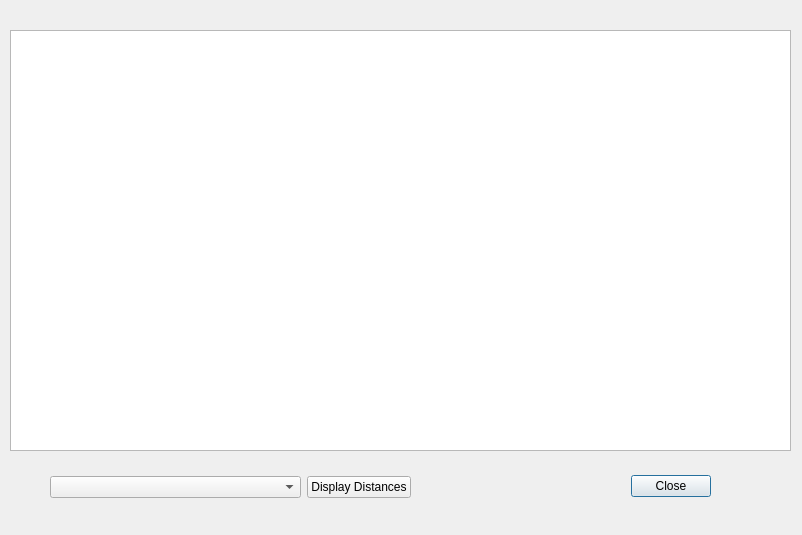
Qt form CollegeTouring/databaseviewform.ui (Ykhan799/CollegeTouringS21) before a commit.
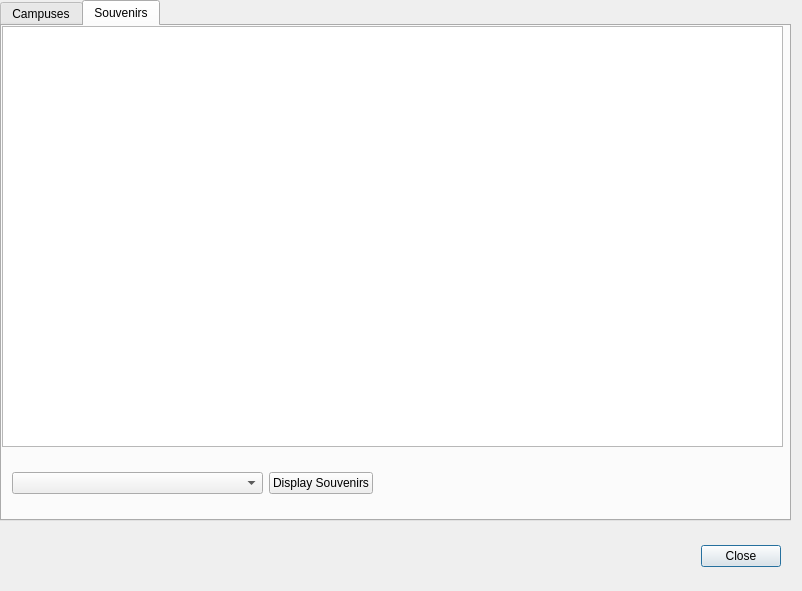
The same form after that commit. The open tabs and pages were chosen to show the change.

Patch:
```diff
--- a/CollegeTouring/databaseviewform.ui
+++ b/CollegeTouring/databaseviewform.ui
@@ -7,7 +7,7 @@
     <x>0</x>
     <y>0</y>
     <width>802</width>
-    <height>535</height>
+    <height>591</height>
    </rect>
   </property>
   <property name="windowTitle">
@@ -16,8 +16,8 @@
   <widget class="QDialogButtonBox" name="closeButtonBox">
    <property name="geometry">
     <rect>
-     <x>370</x>
-     <y>470</y>
+     <x>440</x>
+     <y>540</y>
      <width>341</width>
      <height>32</height>
     </rect>
@@ -29,11 +29,37 @@
     <set>QDialogButtonBox::Close</set>
    </property>
   </widget>
+  <widget class="QTabWidget" name="tabWidget">
+   <property name="geometry">
+    <rect>
+     <x>0</x>
+     <y>0</y>
+     <width>791</width>
+     <height>521</height>
+    </rect>
+   </property>
+   <property name="currentIndex">
+    <number>0</number>
+   </property>
+   <widget class="QWidget" name="campusTab">
+    <attribute name="title">
+     <string>Campuses</string>
+    </attribute>
+    <widget class="QTableView" name="campusesTableView">
+     <property name="geometry">
+      <rect>
+       <x>0</x>
+       <y>10</y>
+       <width>781</width>
+       <height>421</height>
+      </rect>
+     </property>
+    </widget>
   <widget class="QWidget" name="horizontalLayoutWidget_3">
    <property name="geometry">
     <rect>
-     <x>50</x>
-     <y>470</y>
+       <x>0</x>
+       <y>440</y>
      <width>361</width>
      <height>35</height>
     </rect>
@@ -57,16 +83,53 @@
     </item>
    </layout>
   </widget>
-  <widget class="QTableView" name="campusesTableView">
+   </widget>
+   <widget class="QWidget" name="souvenirTab">
+    <attribute name="title">
+     <string>Souvenirs</string>
+    </attribute>
+    <widget class="QTableView" name="souvenirTableView">
+     <property name="geometry">
+      <rect>
+       <x>0</x>
+       <y>0</y>
+       <width>781</width>
+       <height>421</height>
+      </rect>
+     </property>
+    </widget>
+    <widget class="QWidget" name="horizontalLayoutWidget_4">
    <property name="geometry">
     <rect>
      <x>10</x>
-     <y>30</y>
-     <width>781</width>
-     <height>421</height>
-    </rect>
-   </property>
-  </widget>
+       <y>440</y>
+       <width>361</width>
+       <height>35</height>
+      </rect>
+     </property>
+     <layout class="QHBoxLayout" name="horizontalLayout_4">
+      <item>
+       <widget class="QComboBox" name="collegeSelectBoxSouv"/>
+      </item>
+      <item>
+       <widget class="QPushButton" name="displaySouvButton">
+        <property name="sizePolicy">
+         <sizepolicy hsizetype="Fixed" vsizetype="Fixed">
+          <horstretch>0</horstretch>
+          <verstretch>0</verstretch>
+         </sizepolicy>
+        </property>
+        <property name="text">
+         <string>Display Souvenirs</string>
+        </property>
+       </widget>
+      </item>
+     </layout>
+    </widget>
+   </widget>
+  </widget>
+  <zorder>tabWidget</zorder>
+  <zorder>closeButtonBox</zorder>
  </widget>
  <resources/>
  <connections>
```
Lines whose indentation alone changed are shown as unchanged.
